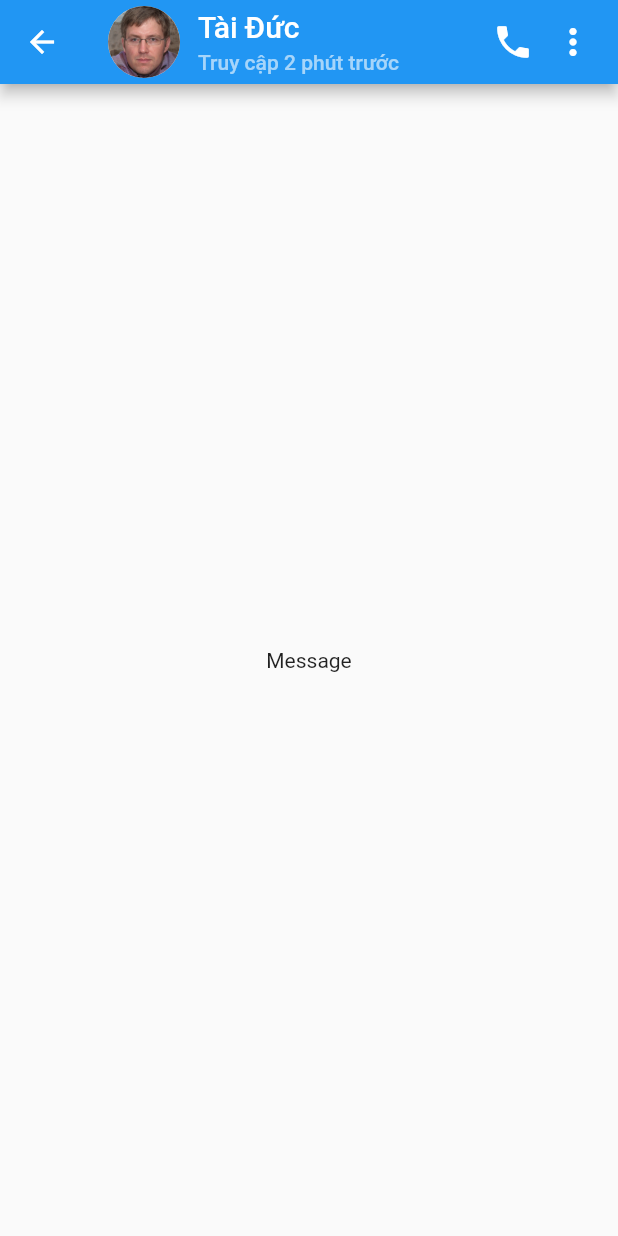
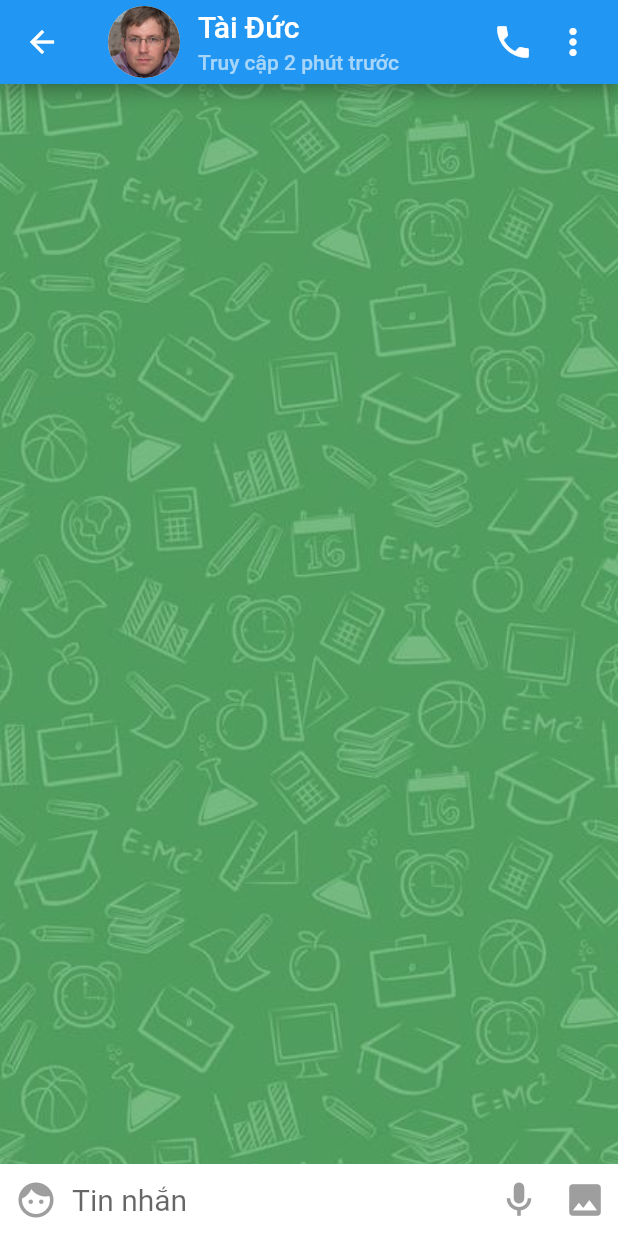
Before and after one commit to pvc2209/flutter-chat-ui, a Flutter app: the screen it shows after launch, after a tap on "Tài Ðức", on a phone screen of 412 x 824 dp. Run offline on Flutter 3.47's test engine with Material 2 defaults, Android fonts, the phone set to English and light mode, and no system bars; our stand-ins replace badges.

Commit message:
add background and textfield

```diff
--- a/lib/pages/message_page.dart
+++ b/lib/pages/message_page.dart
@@ -8,7 +8,18 @@ class MessagePage extends StatelessWidget {
   Widget build(BuildContext context) {
     Chat chatItem = ModalRoute.of(context)!.settings.arguments as Chat;
 
-    return Scaffold(
+    return Stack(
+      children: [
+        Container(
+          decoration: BoxDecoration(
+            image: DecorationImage(
+              image: AssetImage("assets/images/background.jpg"),
+              fit: BoxFit.cover,
+            ),
+          ),
+        ),
+        Scaffold(
+          backgroundColor: Colors.transparent,
           appBar: AppBar(
             title: Row(
               children: [
@@ -148,9 +159,63 @@ class MessagePage extends StatelessWidget {
               ],
             ),
           ),
-      body: Center(
-        child: Text("Message"),
+          body: Column(
+            children: [
+              Expanded(
+                child: Container(
+                  color: Colors.white.withOpacity(0),
                 ),
+              ),
+              TextField(
+                textInputAction: TextInputAction.send,
+                decoration: InputDecoration(
+                  enabledBorder: InputBorder.none,
+                  focusedBorder: InputBorder.none,
+                  fillColor: Colors.white,
+                  filled: true,
+                  hintText: "Tin nhắn",
+                  hintStyle: const TextStyle(fontSize: 20.0),
+                  prefixIcon: InkWell(
+                    onTap: () {},
+                    child: const Icon(
+                      Icons.face,
+                      size: 28.0,
+                      color: Colors.grey,
+                    ),
+                  ),
+                  suffixIcon: Row(
+                    mainAxisSize: MainAxisSize.min,
+                    children: [
+                      InkWell(
+                        onTap: () {},
+                        child: const Padding(
+                          padding: EdgeInsets.symmetric(horizontal: 8),
+                          child: Icon(
+                            Icons.mic_outlined,
+                            size: 28.0,
+                            color: Colors.grey,
+                          ),
+                        ),
+                      ),
+                      InkWell(
+                        onTap: () {},
+                        child: const Padding(
+                          padding: EdgeInsets.symmetric(horizontal: 8),
+                          child: Icon(
+                            Icons.image,
+                            size: 28.0,
+                            color: Colors.grey,
+                          ),
+                        ),
+                      ),
+                    ],
+                  ),
+                ),
+              ),
+            ],
+          ),
+        ),
+      ],
     );
   }
 }
```
Also changed, not shown: assets/images/background.jpg (added). Lines whose indentation alone changed are shown as unchanged.
